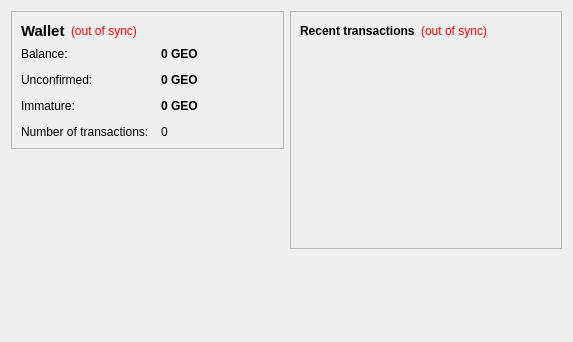
Old version of the form src/qt/forms/overviewpage.ui in the repository yorulez/ncfdcoin.
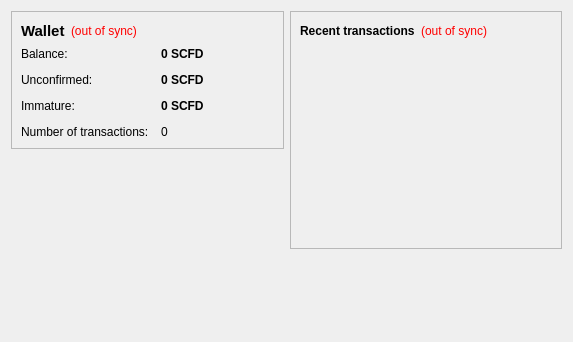
New version of the form.

What changed in the file:
```diff
--- a/src/qt/forms/overviewpage.ui
+++ b/src/qt/forms/overviewpage.ui
@@ -105,7 +105,7 @@
              <string>Your current balance</string>
             </property>
             <property name="text">
-             <string notr="true">0 GEO</string>
+             <string notr="true">0 SCFD</string>
             </property>
             <property name="textInteractionFlags">
              <set>Qt::LinksAccessibleByMouse|Qt::TextSelectableByKeyboard|Qt::TextSelectableByMouse</set>
@@ -134,7 +134,7 @@
              <string>Total of transactions that have yet to be confirmed, and do not yet count toward the current balance</string>
             </property>
             <property name="text">
-             <string notr="true">0 GEO</string>
+             <string notr="true">0 SCFD</string>
             </property>
             <property name="textInteractionFlags">
              <set>Qt::LinksAccessibleByMouse|Qt::TextSelectableByKeyboard|Qt::TextSelectableByMouse</set>
@@ -177,7 +177,7 @@
              <string>Mined balance that has not yet matured</string>
             </property>
             <property name="text">
-             <string notr="true">0 GEO</string>
+             <string notr="true">0 SCFD</string>
             </property>
             <property name="textInteractionFlags">
              <set>Qt::LinksAccessibleByMouse|Qt::TextSelectableByKeyboard|Qt::TextSelectableByMouse</set>
```
Left out of the diff: 4 changed lines with no effect on the pictures.
